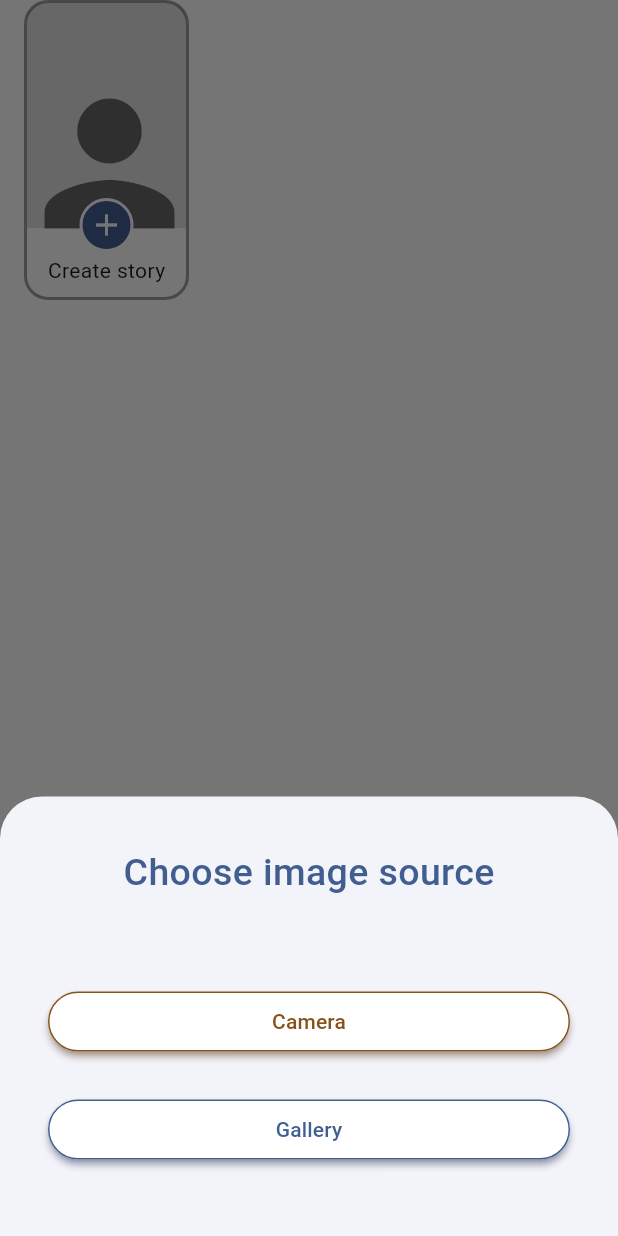
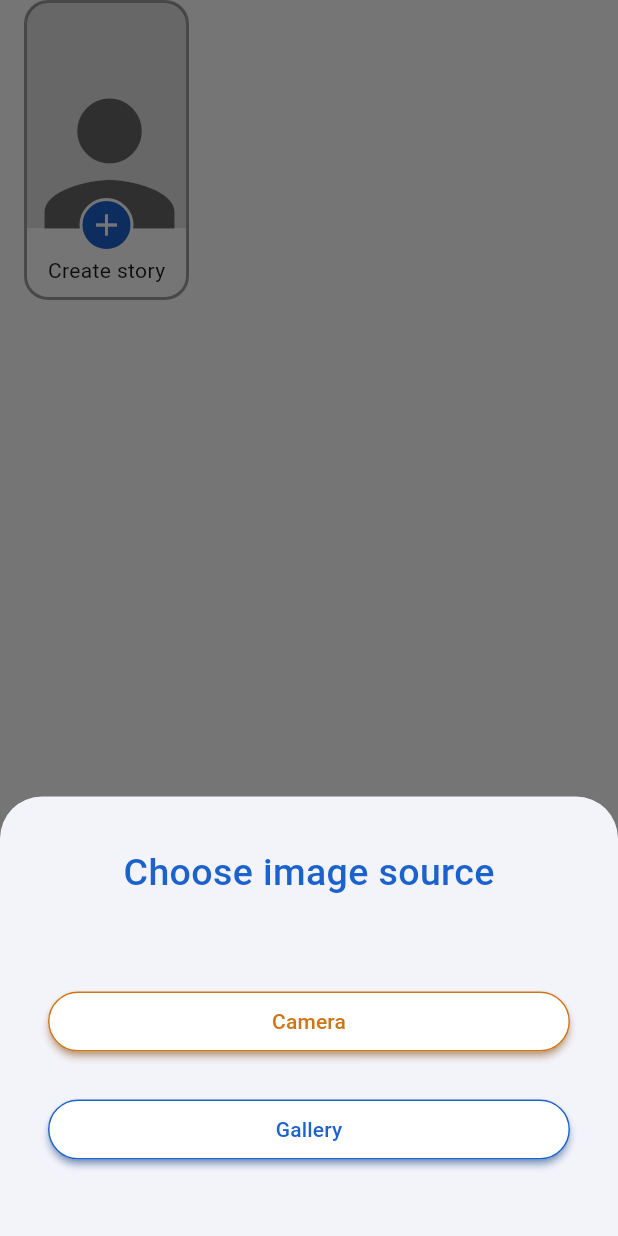
Before and after one commit to mahmoudhamdyae/social, a Flutter app: the screen it shows after launch, after a tap on "Create story", on a phone screen of 412 x 824 dp. Run offline on Flutter 3.47's test engine with Material 3 defaults, Android fonts, the phone set to English and light mode, and no system bars; drawn by our look-alikes of persistent_bottom_nav_bar_v2; our stand-ins replace cached_network_image, cloud_firestore, dartz, equatable, file_picker, firebase_core and 11 more; missing offline and left inert: tiktoklikescroller; accounts and stored records are empty.

Commit message:
Shimmer Stories

```diff
--- a/analysis_options.yaml
+++ b/analysis_options.yaml
@@ -23,6 +23,9 @@ linter:
   rules:
     # avoid_print: false  # Uncomment to disable the `avoid_print` rule
     # prefer_single_quotes: true  # Uncomment to enable the `prefer_single_quotes` rule
+    - prefer_const_constructorsAdd commentMore actions
+    - prefer_const_literals_to_create_immutables
+    - prefer_const_declarations
 
 # Additional information about this file can be found at
 # https://dart.dev/guides/language/analysis-options
--- a/lib/core/components/screens/image_viewer_screen.dart
+++ b/lib/core/components/screens/image_viewer_screen.dart
@@ -39,7 +39,6 @@ class _ImageViewerScreenState extends State<ImageViewerScreen> {
   @override
   Widget build(BuildContext context) {
     return Scaffold(
-      backgroundColor: Colors.black,
       body: Stack(
         children: [
           GestureDetector(
--- /dev/null
+++ b/lib/core/components/shimmer_loading.dart
@@ -0,0 +1,28 @@
+import 'package:flutter/material.dart';
+import 'package:shimmer/shimmer.dart';
+
+class ShimmerItem extends StatelessWidget {
+
+  final double? height;
+  final double? width;
+  final double? radius;
+  const ShimmerItem({
+    super.key, this.height, this.width, this.radius,
+  });
+
+  @override
+  Widget build(BuildContext context) {
+    return Shimmer.fromColors(
+      baseColor: Colors.grey[300]!,
+      highlightColor: Colors.grey[100]!,
+      child: Container(
+        width: width,
+        height: height,
+        decoration: BoxDecoration(
+            color: Colors.white,
+            borderRadius: BorderRadius.all(Radius.circular(radius ?? 8))
+        ),
+      ),
+    );
+  }
+}
--- a/lib/core/resources/theme.dart
+++ b/lib/core/resources/theme.dart
@@ -3,12 +3,12 @@ import "package:flutter/material.dart";
 ColorScheme lightScheme() {
   return const ColorScheme(
     brightness: Brightness.light,
-    primary: Color(0xff415e91),
+    primary: Color(0xff1b62cd),
     surfaceTint: Color(0xff415e91),
     onPrimary: Color(0xffffffff),
     primaryContainer: Color(0xffd7e3ff),
     onPrimaryContainer: Color(0xff284777),
-    secondary: Color(0xff86521a),
+    secondary: Color(0xffcf7516),
     onSecondary: Color(0xffffffff),
     secondaryContainer: Color(0xffffdcc0),
     onSecondaryContainer: Color(0xff6a3b02),
--- a/lib/features/facebook/presentation/screens/facebook_screen.dart
+++ b/lib/features/facebook/presentation/screens/facebook_screen.dart
@@ -30,8 +30,11 @@ class FacebookScreen extends StatelessWidget {
               builder: (context, state) {
                 return SizedBox(
                   height: 200,
-                  child: state is SuccessGetStoriesState
-                      ? StoryList(stories: state.stories)
+                  child: state is SuccessGetStoriesState || state is LoadingGetStoriesState
+                      ? StoryList(
+                    stories: state is SuccessGetStoriesState ? state.stories : [],
+                    isLoading: state is LoadingGetStoriesState,
+                  )
                       : const SizedBox(),
                 );
               },
--- a/lib/features/stories/presentation/components/story_list.dart
+++ b/lib/features/stories/presentation/components/story_list.dart
@@ -1,4 +1,5 @@
 import 'package:flutter/material.dart';
+import 'package:social/core/components/shimmer_loading.dart';
 import 'package:social/core/extensions/num_extensions.dart';
 import 'package:social/features/stories/domain/models/story.dart';
 import 'package:social/features/stories/presentation/components/create_story_widget.dart';
@@ -7,7 +8,13 @@ import 'package:social/features/stories/presentation/components/story_item.dart'
 class StoryList extends StatelessWidget {
 
   final List<Story> stories;
-  const StoryList({super.key, required this.stories});
+  final bool isLoading;
+
+  const StoryList({
+    super.key,
+    required this.stories,
+    required this.isLoading
+  });
 
   @override
   Widget build(BuildContext context) {
@@ -16,10 +23,16 @@ class StoryList extends StatelessWidget {
       child: ListView.separated(
         padding: const EdgeInsets.symmetric(horizontal: 16),
         scrollDirection: Axis.horizontal,
-        itemCount: stories.length + 1,
+        itemCount: isLoading ? 4 : stories.length + 1,
         separatorBuilder: (BuildContext context, int index) => 16.pw,
         itemBuilder: (BuildContext context, int index) {
           return index == 0 ? CreateStoryWidget(cubitContext: context,)
+              :
+          isLoading ? ShimmerItem(
+            width: 125,
+            height: 200,
+            radius: 16,
+          )
               :
           StoryItem(story: stories[index - 1]);
         },
--- a/pubspec.yaml
+++ b/pubspec.yaml
@@ -31,6 +31,7 @@ dependencies:
   loading_indicator: ^3.1.1
   photo_view: ^0.15.0
   smooth_page_indicator: ^1.2.1
+  shimmer: ^3.0.0
 
 dev_dependencies:
   flutter_test:
```
Also changed, not shown: lib/features/instagram/presentation/components/insta_item.dart (+11 -4 lines), lib/features/stories/presentation/components/story_item.dart (+53 -4 lines), pubspec.lock.
